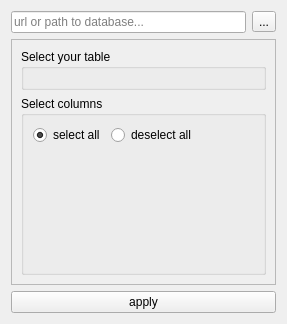
Above: resources/design/ui/modules/SQLrequest.ui from jeaunrg/PyQTapp_template before the change. Below: the same form after it.
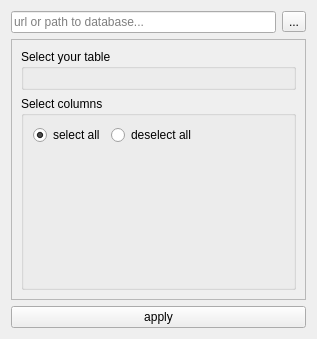
That is the form after the change.

```diff
--- a/resources/design/ui/modules/SQLrequest.ui
+++ b/resources/design/ui/modules/SQLrequest.ui
@@ -6,8 +6,8 @@
    <rect>
     <x>0</x>
     <y>0</y>
-    <width>287</width>
-    <height>324</height>
+    <width>317</width>
+    <height>339</height>
    </rect>
   </property>
   <property name="windowTitle">
@@ -51,8 +51,8 @@
        <rect>
         <x>0</x>
         <y>0</y>
-        <width>263</width>
-        <height>234</height>
+        <width>293</width>
+        <height>249</height>
        </rect>
       </property>
       <layout class="QVBoxLayout" name="verticalLayout_4">
@@ -138,6 +138,7 @@
               <verstretch>0</verstretch>
              </sizepolicy>
             </property>
+            <layout class="QVBoxLayout" name="verticalLayout_5"/>
            </widget>
           </item>
           <item>
```
Left out of the diff: 4 changed lines with no effect on the pictures.
